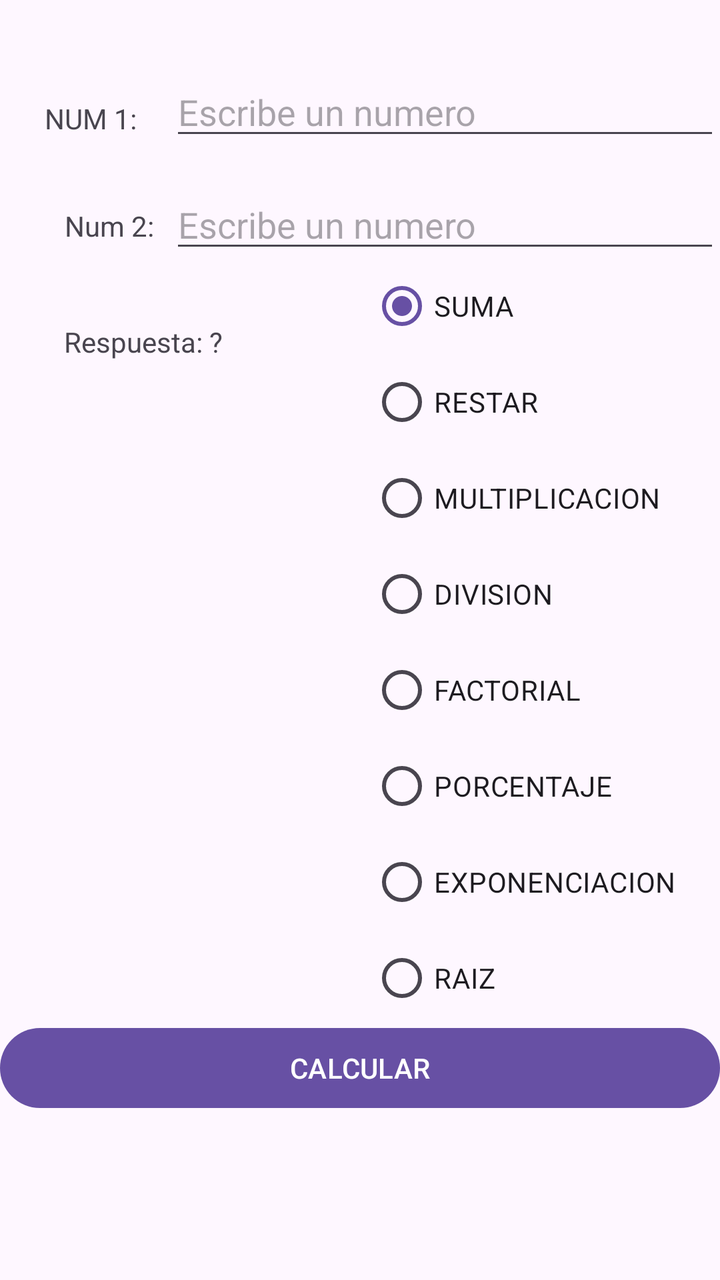
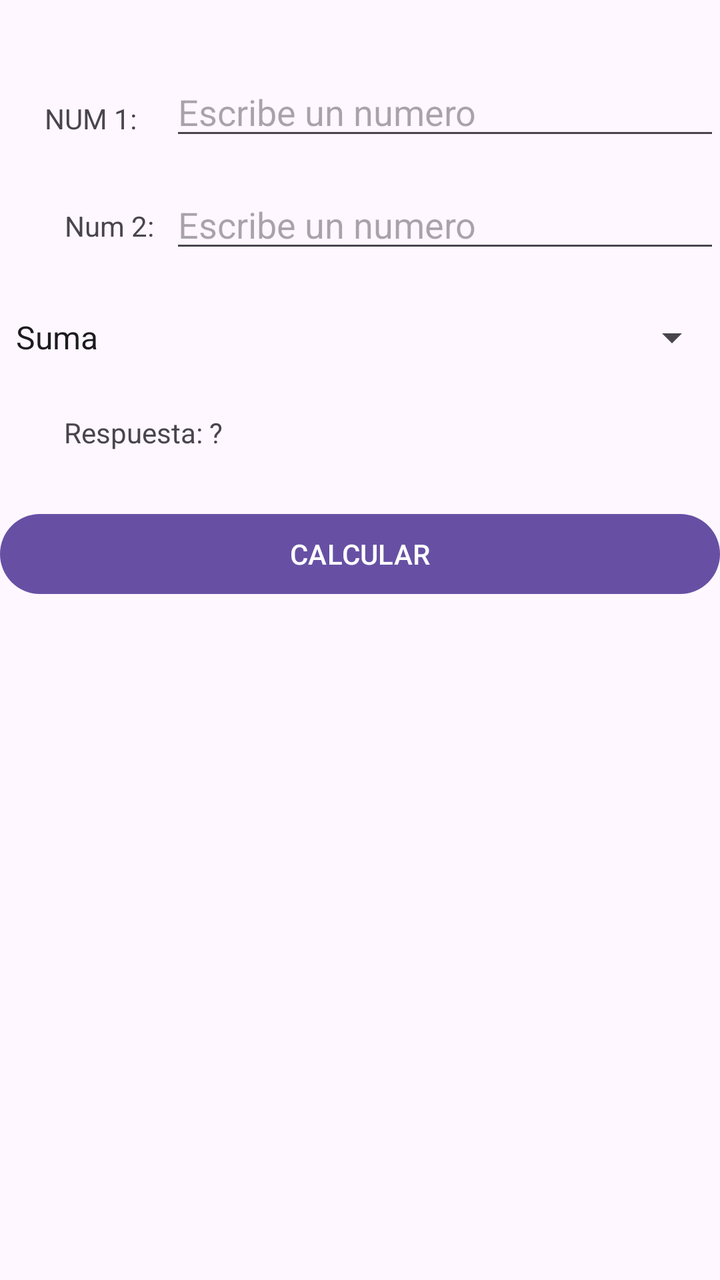

An Android layout rendered at two revisions. The XML below is the earlier revision; the diff shows what the commit changed to produce the second picture.
<!-- AndroidManifest.xml: application theme Theme.MiPrimeraApp -->
<!-- res/layout/activity_main.xml -->
<?xml version="1.0" encoding="utf-8"?>
<androidx.constraintlayout.widget.ConstraintLayout xmlns:android="http://schemas.android.com/apk/res/android"
    xmlns:app="http://schemas.android.com/apk/res-auto"
    xmlns:tools="http://schemas.android.com/tools"
    android:id="@+id/main"
    android:layout_width="match_parent"
    android:layout_height="match_parent"
    tools:context=".MainActivity">

    <TextView
        android:id="@+id/lblNum1"
        android:layout_width="wrap_content"
        android:layout_height="wrap_content"
        android:text="NUM 1: "
        app:layout_constraintBottom_toBottomOf="parent"
        app:layout_constraintEnd_toEndOf="parent"
        app:layout_constraintHorizontal_bias="0.072"
        app:layout_constraintStart_toStartOf="parent"
        app:layout_constraintTop_toTopOf="parent"
        app:layout_constraintVertical_bias="0.08" />

    <EditText
        android:id="@+id/txtNum1"
        android:layout_width="match_parent"
        android:layout_height="wrap_content"
        android:hint="Escribe un numero"
        android:layout_marginLeft="85dp"
        app:layout_constraintBottom_toBottomOf="parent"
        app:layout_constraintTop_toTopOf="parent"
        app:layout_constraintVertical_bias="0.056"
        tools:layout_editor_absoluteX="95dp" />

    <TextView
        android:id="@+id/lblNum2"
        android:layout_width="wrap_content"
        android:layout_height="wrap_content"
        android:text="Num 2:"
        app:layout_constraintBottom_toBottomOf="parent"
        app:layout_constraintEnd_toEndOf="parent"
        app:layout_constraintHorizontal_bias="0.103"
        app:layout_constraintStart_toStartOf="parent"
        app:layout_constraintTop_toBottomOf="@+id/lblNum1"
        app:layout_constraintVertical_bias="0.063" />

    <EditText
        android:id="@+id/txtNum2"
        android:layout_width="match_parent"
        android:layout_height="wrap_content"
        android:layout_marginLeft="85dp"
        android:layout_marginTop="15dp"
        android:hint="Escribe un numero"
        app:layout_constraintBottom_toBottomOf="parent"
        app:layout_constraintTop_toBottomOf="@+id/txtNum1"
        app:layout_constraintVertical_bias="0.0"
        tools:layout_editor_absoluteX="0dp" />

    <TextView
        android:id="@+id/lblRespuesta"
        android:layout_width="wrap_content"
        android:layout_height="wrap_content"
        android:text="Respuesta: ?"
        app:layout_constraintBottom_toBottomOf="parent"
        app:layout_constraintEnd_toEndOf="parent"
        app:layout_constraintHorizontal_bias="0.114"
        app:layout_constraintStart_toStartOf="parent"
        app:layout_constraintTop_toBottomOf="@+id/lblNum2"
        app:layout_constraintVertical_bias="0.078" />

    <RadioGroup
        android:id="@+id/optOpciones"
        android:layout_width="wrap_content"
        android:layout_height="wrap_content"
        app:layout_constraintBottom_toTopOf="@+id/btnCalcular"
        app:layout_constraintEnd_toEndOf="parent"
        app:layout_constraintHorizontal_bias="0.894"
        app:layout_constraintStart_toStartOf="parent"
        app:layout_constraintTop_toBottomOf="@+id/txtNum2"
        app:layout_constraintVertical_bias="0.483">

        <RadioButton
            android:id="@+id/optSuma"
            android:checked="true"
            android:layout_width="wrap_content"
            android:layout_height="wrap_content"
            android:text="SUMA" />

        <RadioButton
            android:id="@+id/optResta"
            android:layout_width="wrap_content"
            android:layout_height="wrap_content"
            android:text="RESTAR" />

        <RadioButton
            android:id="@+id/optMultiplicar"
            android:layout_width="wrap_content"
            android:layout_height="wrap_content"
            android:text="MULTIPLICACION" />

        <RadioButton
            android:id="@+id/optDividir"
            android:layout_width="wrap_content"
            android:layout_height="wrap_content"
            android:text="DIVISION" />
        <RadioButton
            android:id="@+id/optFactorial"
            android:layout_width="wrap_content"
            android:layout_height="wrap_content"
            android:text="FACTORIAL"
            tools:layout_editor_absoluteX="0dp"
            tools:layout_editor_absoluteY="217dp" />

        <RadioButton
            android:id="@+id/optPorcentaje"
            android:layout_width="wrap_content"
            android:layout_height="wrap_content"
            android:text="PORCENTAJE"
            tools:layout_editor_absoluteX="0dp"
            tools:layout_editor_absoluteY="217dp" />

        <RadioButton
            android:id="@+id/optExponenciacion"
            android:layout_width="wrap_content"
            android:layout_height="wrap_content"
            android:text="EXPONENCIACION"
            tools:layout_editor_absoluteX="0dp"
            tools:layout_editor_absoluteY="217dp" />

        <RadioButton
            android:id="@+id/optRaiz"
            android:layout_width="wrap_content"
            android:layout_height="wrap_content"
            android:text="RAIZ"
            tools:layout_editor_absoluteX="0dp"
            tools:layout_editor_absoluteY="217dp" />

    </RadioGroup>

    <Button
        android:id="@+id/btnCalcular"
        android:layout_width="match_parent"
        android:layout_height="wrap_content"
        android:text="CALCULAR"
        app:layout_constraintBottom_toBottomOf="parent"
        app:layout_constraintTop_toBottomOf="@+id/txtNum2"
        app:layout_constraintVertical_bias="0.822"
        tools:layout_editor_absoluteX="0dp" />


</androidx.constraintlayout.widget.ConstraintLayout>
<!-- resources referenced by this layout -->
<resources>
  <style name="Theme.MiPrimeraApp" parent="Base.Theme.MiPrimeraApp" />
  <style name="Base.Theme.MiPrimeraApp" parent="Theme.Material3.DayNight.NoActionBar">
          
          
      </style>
</resources>

<!-- the commit's change to res/layout/activity_main.xml (unified diff, before → after) -->
@@ -64,76 +64,18 @@
         app:layout_constraintHorizontal_bias="0.114"
         app:layout_constraintStart_toStartOf="parent"
         app:layout_constraintTop_toBottomOf="@+id/lblNum2"
-        app:layout_constraintVertical_bias="0.078" />
+        app:layout_constraintVertical_bias="0.169" />
 
-    <RadioGroup
-        android:id="@+id/optOpciones"
-        android:layout_width="wrap_content"
+    <Spinner
+        android:id="@+id/cboOpciones"
+        android:entries="@array/opciones"
+        android:layout_width="match_parent"
         android:layout_height="wrap_content"
         app:layout_constraintBottom_toTopOf="@+id/btnCalcular"
-        app:layout_constraintEnd_toEndOf="parent"
-        app:layout_constraintHorizontal_bias="0.894"
-        app:layout_constraintStart_toStartOf="parent"
         app:layout_constraintTop_toBottomOf="@+id/txtNum2"
-        app:layout_constraintVertical_bias="0.483">
+        app:layout_constraintVertical_bias="0.26"
+        tools:layout_editor_absoluteX="16dp" />
 
-        <RadioButton
-            android:id="@+id/optSuma"
-            android:checked="true"
-            android:layout_width="wrap_content"
-            android:layout_height="wrap_content"
-            android:text="SUMA" />
-
-        <RadioButton
-            android:id="@+id/optResta"
-            android:layout_width="wrap_content"
-            android:layout_height="wrap_content"
-            android:text="RESTAR" />
-
-        <RadioButton
-            android:id="@+id/optMultiplicar"
-            android:layout_width="wrap_content"
-            android:layout_height="wrap_content"
-            android:text="MULTIPLICACION" />
-
-        <RadioButton
-            android:id="@+id/optDividir"
-            android:layout_width="wrap_content"
-            android:layout_height="wrap_content"
-            android:text="DIVISION" />
-        <RadioButton
-            android:id="@+id/optFactorial"
-            android:layout_width="wrap_content"
-            android:layout_height="wrap_content"
-            android:text="FACTORIAL"
-            tools:layout_editor_absoluteX="0dp"
-            tools:layout_editor_absoluteY="217dp" />
-
-        <RadioButton
-            android:id="@+id/optPorcentaje"
-            android:layout_width="wrap_content"
-            android:layout_height="wrap_content"
-            android:text="PORCENTAJE"
-            tools:layout_editor_absoluteX="0dp"
-            tools:layout_editor_absoluteY="217dp" />
-
-        <RadioButton
-            android:id="@+id/optExponenciacion"
-            android:layout_width="wrap_content"
-            android:layout_height="wrap_content"
-            android:text="EXPONENCIACION"
-            tools:layout_editor_absoluteX="0dp"
-            tools:layout_editor_absoluteY="217dp" />
-
-        <RadioButton
-            android:id="@+id/optRaiz"
-            android:layout_width="wrap_content"
-            android:layout_height="wrap_content"
-            android:text="RAIZ"
-            tools:layout_editor_absoluteX="0dp"
-            tools:layout_editor_absoluteY="217dp" />
-
-    </RadioGroup>
 
     <Button
         android:id="@+id/btnCalcular"
@@ -142,7 +84,7 @@
         android:text="CALCULAR"
         app:layout_constraintBottom_toBottomOf="parent"
         app:layout_constraintTop_toBottomOf="@+id/txtNum2"
-        app:layout_constraintVertical_bias="0.822"
+        app:layout_constraintVertical_bias="0.264"
         tools:layout_editor_absoluteX="0dp" />
 
 
<!-- resource entries referenced after the edit -->
@@ -1,5 +1,11 @@
 <!-- resources referenced by this layout -->
 <resources>
+  <string-array name="opciones">
+          <item>Suma</item>
+          <item>Resta</item>
+          <item>Multiplicacion</item>
+          <item>Division</item>
+      </string-array>
   <style name="Theme.MiPrimeraApp" parent="Base.Theme.MiPrimeraApp" />
   <style name="Base.Theme.MiPrimeraApp" parent="Theme.Material3.DayNight.NoActionBar">
           
